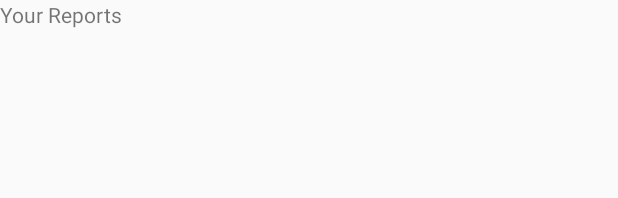
After one commit to KJSCEhack/CodeZilla, an Android app: the layout newreports.xml on its own in the app's theme, with its tools: preview values and no code run, on a phone screen of 412 x 824 dp. The commit adds this screen. Shown: the top 198 px of the screen. Run offline under Robolectric (Android 15) with nearby library versions, the phone set to English and light mode, and no system bars.

Commit message:
files added

```diff
--- a/android/app/src/main/java/com/back/vom/MainActivity.java
+++ b/android/app/src/main/java/com/back/vom/MainActivity.java
@@ -6,7 +6,6 @@ import android.content.res.Resources;
 import android.os.Bundle;
 import android.support.design.widget.FloatingActionButton;
 import android.support.design.widget.NavigationView;
-import android.support.design.widget.Snackbar;
 import android.support.v4.view.GravityCompat;
 import android.support.v4.widget.DrawerLayout;
 import android.support.v7.app.ActionBarDrawerToggle;
@@ -18,6 +17,10 @@ import android.view.MenuItem;
 import android.view.View;
 import android.widget.Toast;
 
+import com.back.vom.fragments.LocationReports;
+import com.back.vom.fragments.YourReports;
+import com.back.vom.utils.DialogBoxBuilder;
+import com.back.vom.utils.InitFragment;
 import com.bugsee.library.Bugsee;
 
 public class MainActivity extends AppCompatActivity
--- a/android/app/src/main/java/com/back/vom/LocationReports.java
+++ b/android/app/src/main/java/com/back/vom/fragments/LocationReports.java
@@ -1,4 +1,4 @@
-package com.back.vom;
+package com.back.vom.fragments;
 
 
 import android.os.Bundle;
@@ -8,6 +8,8 @@ import android.support.v4.app.Fragment;
 import android.view.LayoutInflater;
 import android.view.View;
 import android.view.ViewGroup;
+
+import com.back.vom.R;
 
 /**
  * The type Sign up step one fragment.
--- a/android/app/src/main/java/com/back/vom/YourReports.java
+++ b/android/app/src/main/java/com/back/vom/fragments/YourReports.java
@@ -1,4 +1,4 @@
-package com.back.vom;
+package com.back.vom.fragments;
 
 
 import android.os.Bundle;
@@ -8,6 +8,8 @@ import android.support.v4.app.Fragment;
 import android.view.LayoutInflater;
 import android.view.View;
 import android.view.ViewGroup;
+
+import com.back.vom.R;
 
 /**
  * The type Sign up step one fragment.
--- a/android/app/src/main/java/com/back/vom/DialogBoxBuilder.java
+++ b/android/app/src/main/java/com/back/vom/utils/DialogBoxBuilder.java
@@ -1,4 +1,4 @@
-package com.back.vom;
+package com.back.vom.utils;
 
 import android.app.Activity;
 import android.content.DialogInterface;
--- a/android/app/src/main/java/com/back/vom/InitFragment.java
+++ b/android/app/src/main/java/com/back/vom/utils/InitFragment.java
@@ -1,10 +1,12 @@
-package com.back.vom;
+package com.back.vom.utils;
 
 import android.app.Activity;
 import android.support.v4.app.Fragment;
 import android.support.v4.app.FragmentManager;
 import android.support.v4.app.FragmentTransaction;
 import android.support.v7.app.AppCompatActivity;
+
+import com.back.vom.R;
 
 public class InitFragment {
 
--- /dev/null
+++ b/android/app/src/main/res/layout/newreports.xml
@@ -0,0 +1,11 @@
+<?xml version="1.0" encoding="utf-8"?>
+<LinearLayout xmlns:android="http://schemas.android.com/apk/res/android"
+    android:layout_width="match_parent"
+    android:layout_height="match_parent"
+    android:orientation="vertical">
+
+    <TextView
+        android:layout_width="match_parent"
+        android:layout_height="match_parent"
+        android:text="Your Reports"/>
+</LinearLayout>
```
Also changed, not shown: android/app/src/main/java/com/back/vom/fragments/NewReports.java (added, +58 -0 lines).
